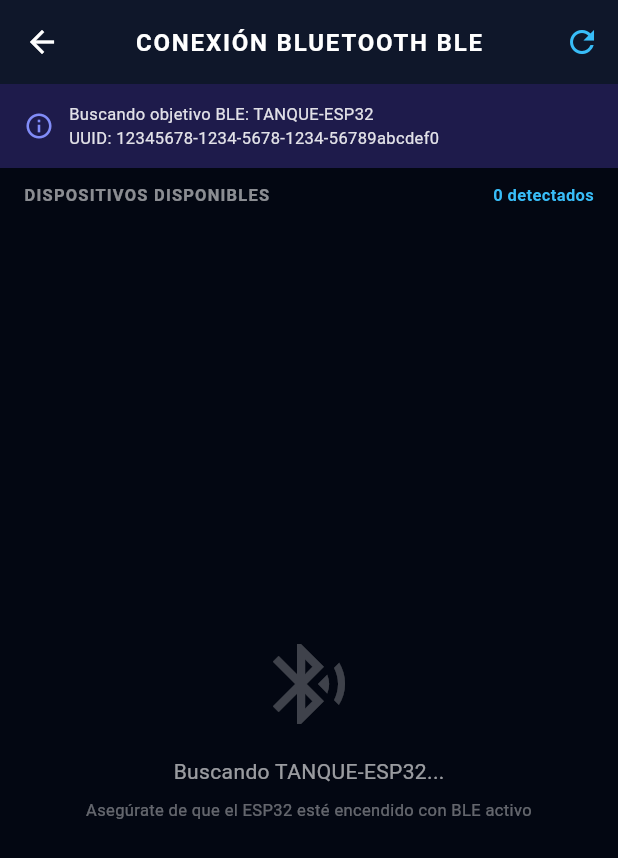
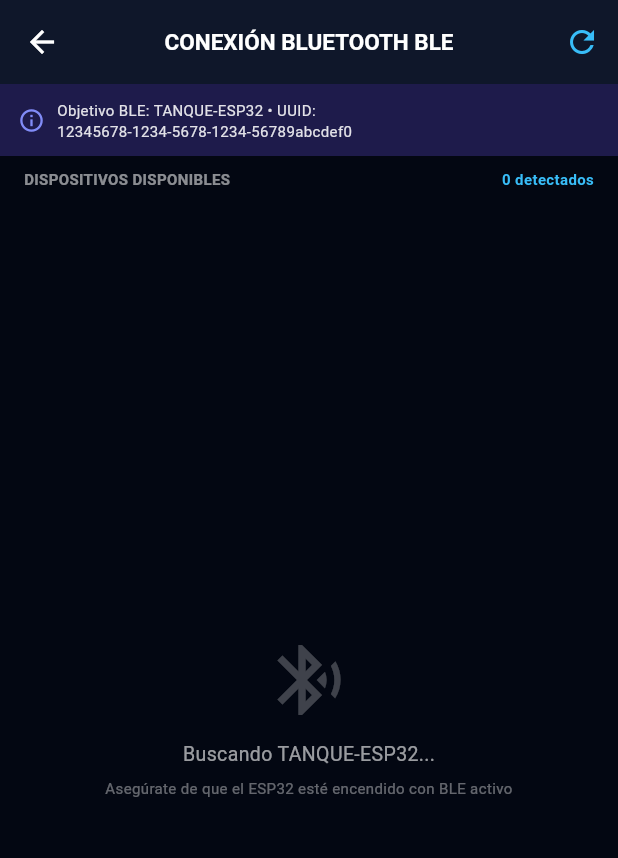
Before and after one commit to LEONEL01295/robot_tec_explorer, a Flutter app: the BluetoothScreen screen opened directly, on a phone screen of 412 x 824 dp. Shown: the top 858 px of the screen. Run offline on Flutter 3.47's test engine with Material 3 defaults, Android fonts, the phone set to English and light mode, and no system bars; drawn by our look-alikes of flutter_animate; our stand-ins replace flutter_blue_plus.

Commit message:
fix: compact responsive layout bounds in bluetooth screen and control screen

```diff
--- a/lib/screens/bluetooth_screen.dart
+++ b/lib/screens/bluetooth_screen.dart
@@ -28,8 +28,7 @@ class _BluetoothScreenState extends State<BluetoothScreen> {
           style: TextStyle(
             color: Colors.white,
             fontWeight: FontWeight.bold,
-            fontSize: 16,
-            letterSpacing: 1.2,
+            fontSize: 15,
           ),
         ),
         actions: [
@@ -40,8 +39,8 @@ class _BluetoothScreenState extends State<BluetoothScreen> {
               return IconButton(
                 icon: isScanning
                     ? const SizedBox(
-                        width: 20,
-                        height: 20,
+                        width: 18,
+                        height: 18,
                         child: CircularProgressIndicator(
                           strokeWidth: 2,
                           color: Color(0xFF38BDF8),
@@ -70,16 +69,16 @@ class _BluetoothScreenState extends State<BluetoothScreen> {
               // Target Device Banner Info
               Container(
                 width: double.infinity,
-                padding: const EdgeInsets.symmetric(horizontal: 16, vertical: 12),
+                padding: const EdgeInsets.symmetric(horizontal: 12, vertical: 10),
                 color: const Color(0xFF1E1B4B),
                 child: Row(
                   children: [
-                    const Icon(Icons.info_outline, color: Color(0xFF818CF8), size: 20),
-                    const SizedBox(width: 10),
+                    const Icon(Icons.info_outline, color: Color(0xFF818CF8), size: 18),
+                    const SizedBox(width: 8),
                     Expanded(
                       child: Text(
-                        "Buscando objetivo BLE: ${RobotBluetoothService.targetDeviceName}\nUUID: ${RobotBluetoothService.targetServiceUuidStr}",
-                        style: TextStyle(color: Colors.white.withValues(alpha: 0.87), fontSize: 11),
+                        "Objetivo BLE: ${RobotBluetoothService.targetDeviceName} • UUID: ${RobotBluetoothService.targetServiceUuidStr}",
+                        style: TextStyle(color: Colors.white.withValues(alpha: 0.87), fontSize: 10),
                         maxLines: 2,
                         overflow: TextOverflow.ellipsis,
                       ),
@@ -91,8 +90,8 @@ class _BluetoothScreenState extends State<BluetoothScreen> {
               // Current Connection Status Card
               if (isConnected && connectedDevice != null)
                 Container(
-                  margin: const EdgeInsets.all(16),
-                  padding: const EdgeInsets.all(16),
+                  margin: const EdgeInsets.symmetric(horizontal: 12, vertical: 8),
+                  padding: const EdgeInsets.all(12),
                   decoration: BoxDecoration(
                     color: const Color(0xFF06B6D4).withValues(alpha: 0.15),
                     borderRadius: BorderRadius.circular(16),
@@ -100,8 +99,8 @@ class _BluetoothScreenState extends State<BluetoothScreen> {
                   ),
                   child: Row(
                     children: [
-                      const Icon(Icons.bluetooth_connected, color: Color(0xFF10B981), size: 36),
-                      const SizedBox(width: 12),
+                      const Icon(Icons.bluetooth_connected, color: Color(0xFF10B981), size: 30),
+                      const SizedBox(width: 10),
                       Expanded(
                         child: Column(
                           crossAxisAlignment: CrossAxisAlignment.start,
@@ -113,31 +112,35 @@ class _BluetoothScreenState extends State<BluetoothScreen> {
                               style: const TextStyle(
                                 color: Colors.white,
                                 fontWeight: FontWeight.bold,
-                                fontSize: 15,
+                                fontSize: 14,
                               ),
                               overflow: TextOverflow.ellipsis,
+                              maxLines: 1,
                             ),
                             Text(
                               connectedDevice.remoteId.str,
-                              style: const TextStyle(color: Colors.white54, fontSize: 11),
+                              style: const TextStyle(color: Colors.white54, fontSize: 10),
                               overflow: TextOverflow.ellipsis,
+                              maxLines: 1,
                             ),
                             Text(
                               "RSSI: ${ble.rssi} dBm",
-                              style: const TextStyle(color: Color(0xFF10B981), fontSize: 11, fontWeight: FontWeight.bold),
+                              style: const TextStyle(color: Color(0xFF10B981), fontSize: 10, fontWeight: FontWeight.bold),
                             ),
                           ],
                         ),
                       ),
-                      const SizedBox(width: 8),
+                      const SizedBox(width: 6),
                       ElevatedButton(
                         onPressed: () => ble.disconnectDevice(),
                         style: ElevatedButton.styleFrom(
                           backgroundColor: const Color(0xFFEF4444),
-                          padding: const EdgeInsets.symmetric(horizontal: 10, vertical: 8),
-                          shape: RoundedRectangleBorder(borderRadius: BorderRadius.circular(10)),
+                          padding: const EdgeInsets.symmetric(horizontal: 8, vertical: 6),
+                          minimumSize: Size.zero,
+                          tapTargetSize: MaterialTapTargetSize.shrinkWrap,
+                          shape: RoundedRectangleBorder(borderRadius: BorderRadius.circular(8)),
                         ),
-                        child: const Text("DESCONECTAR", style: TextStyle(color: Colors.white, fontSize: 10, fontWeight: FontWeight.bold)),
+                        child: const Text("DESCONECTAR", style: TextStyle(color: Colors.white, fontSize: 9, fontWeight: FontWeight.bold)),
                       ),
                     ],
                   ),
@@ -145,26 +148,25 @@ class _BluetoothScreenState extends State<BluetoothScreen> {
 
               // Section Header
               Padding(
-                padding: const EdgeInsets.symmetric(horizontal: 16, vertical: 10),
+                padding: const EdgeInsets.symmetric(horizontal: 16, vertical: 8),
                 child: Row(
-                  mainAxisAlignment: MainAxisAlignment.spaceBetween,
                   children: [
                     Expanded(
                       child: Text(
                         "DISPOSITIVOS DISPONIBLES",
                         style: const TextStyle(
                           color: Colors.white54,
-                          fontSize: 11,
-                          letterSpacing: 0.8,
+                          fontSize: 10,
                           fontWeight: FontWeight.bold,
                         ),
                         overflow: TextOverflow.ellipsis,
+                        maxLines: 1,
                       ),
                     ),
-                    const SizedBox(width: 8),
+                    const SizedBox(width: 6),
                     Text(
                       "${results.length} detectados",
-                      style: const TextStyle(color: Color(0xFF38BDF8), fontSize: 11, fontWeight: FontWeight.bold),
+                      style: const TextStyle(color: Color(0xFF38BDF8), fontSize: 10, fontWeight: FontWeight.bold),
                     ),
                   ],
                 ),
@@ -175,25 +177,25 @@ class _BluetoothScreenState extends State<BluetoothScreen> {
                 child: results.isEmpty
                     ? Center(
                         child: Padding(
-                          padding: const EdgeInsets.all(24.0),
+                          padding: const EdgeInsets.all(20.0),
                           child: Column(
                             mainAxisAlignment: MainAxisAlignment.center,
                             children: [
                               const Icon(
                                 Icons.bluetooth_searching,
                                 color: Colors.white24,
-                                size: 64,
+                                size: 56,
                               ).animate(onPlay: (c) => c.repeat(reverse: true))
                                .scale(begin: const Offset(1, 1), end: const Offset(1.1, 1.1), duration: 1000.ms),
-                              const SizedBox(height: 16),
+                              const SizedBox(height: 12),
                               const Text(
                                 "Buscando TANQUE-ESP32...",
-                                style: TextStyle(color: Colors.white60, fontSize: 14),
+                                style: TextStyle(color: Colors.white60, fontSize: 13),
                               ),
-                              const SizedBox(height: 8),
+                              const SizedBox(height: 6),
                               const Text(
                                 "Asegúrate de que el ESP32 esté encendido con BLE activo",
-                                style: TextStyle(color: Colors.white38, fontSize: 11),
+                                style: TextStyle(color: Colors.white38, fontSize: 10),
                                 textAlign: TextAlign.center,
                               ),
                             ],
@@ -201,7 +203,7 @@ class _BluetoothScreenState extends State<BluetoothScreen> {
                         ),
                       )
                     : ListView.builder(
-                        padding: const EdgeInsets.symmetric(horizontal: 16, vertical: 8),
+                        padding: const EdgeInsets.symmetric(horizontal: 12, vertical: 6),
                         itemCount: results.length,
                         itemBuilder: (context, index) {
                           final result = results[index];
@@ -221,13 +223,13 @@ class _BluetoothScreenState extends State<BluetoothScreen> {
                                 width: isTarget ? 1.5 : 1,
                               ),
                             ),
-                            margin: const EdgeInsets.only(bottom: 12),
+                            margin: const EdgeInsets.only(bottom: 8),
                             child: Padding(
-                              padding: const EdgeInsets.all(12),
+                              padding: const EdgeInsets.symmetric(horizontal: 10, vertical: 10),
                               child: Row(
                                 children: [
                                   Container(
-                                    padding: const EdgeInsets.all(8),
+                                    padding: const EdgeInsets.all(6),
                                     decoration: BoxDecoration(
                                       color: isTarget ? const Color(0xFF06B6D4).withValues(alpha: 0.2) : Colors.white10,
                                       shape: BoxShape.circle,
@@ -235,10 +237,10 @@ class _BluetoothScreenState extends State<BluetoothScreen> {
                                     child: Icon(
                                       isTarget ? Icons.directions_car : Icons.bluetooth,
                                       color: isTarget ? const Color(0xFF38BDF8) : Colors.white54,
-                                      size: 20,
+                                      size: 18,
                                     ),
                                   ),
-                                  const SizedBox(width: 12),
+                                  const SizedBox(width: 8),
                                   Expanded(
                                     child: Column(
                                       crossAxisAlignment: CrossAxisAlignment.start,
@@ -248,25 +250,27 @@ class _BluetoothScreenState extends State<BluetoothScreen> {
                                           style: TextStyle(
                                             color: isTarget ? Colors.white : Colors.white.withValues(alpha: 0.87),
                                             fontWeight: isTarget ? FontWeight.bold : FontWeight.normal,
-                                            fontSize: 13,
+                                            fontSize: 12,
                                           ),
                                           overflow: TextOverflow.ellipsis,
+                                          maxLines: 1,
                                         ),
                                         Text(
                                           "${device.remoteId.str} • ${result.rssi} dBm",
                                           style: const TextStyle(color: Colors.white38, fontSize: 10),
                                           overflow: TextOverflow.ellipsis,
+                                          maxLines: 1,
                                         ),
                                       ],
                                     ),
                                   ),
-                                  const SizedBox(width: 8),
+                                  const SizedBox(width: 6),
                                   isThisConnected
-                                      ? const Icon(Icons.check_circle, color: Color(0xFF10B981), size: 24)
+                                      ? const Icon(Icons.check_circle, color: Color(0xFF10B981), size: 20)
                                       : isConnecting
                                           ? const SizedBox(
-                                              width: 18,
-                                              height: 18,
+                                              width: 16,
+                                              height: 16,
                                               child: CircularProgressIndicator(strokeWidth: 2, color: Color(0xFF06B6D4)),
                                             )
                                           : ElevatedButton(
@@ -283,15 +287,17 @@ class _BluetoothScreenState extends State<BluetoothScreen> {
                                               },
                                               style: ElevatedButton.styleFrom(
                                                 backgroundColor: isTarget ? const Color(0xFF06B6D4) : const Color(0xFF334155),
-                                                padding: const EdgeInsets.symmetric(horizontal: 12, vertical: 8),
-                                                shape: RoundedRectangleBorder(borderRadius: BorderRadius.circular(10)),
+                                                padding: const EdgeInsets.symmetric(horizontal: 10, vertical: 6),
+                                                minimumSize: Size.zero,
+                                                tapTargetSize: MaterialTapTargetSize.shrinkWrap,
+                                                shape: RoundedRectangleBorder(borderRadius: BorderRadius.circular(8)),
                                               ),
                                               child: Text(
                                                 "CONECTAR",
                                                 style: TextStyle(
                                                   color: isTarget ? Colors.black : Colors.white,
                                                   fontWeight: FontWeight.bold,
-                                                  fontSize: 10,
+                                                  fontSize: 9,
                                                 ),
                                               ),
                                             ),
```
Also changed, not shown: lib/screens/control_screen.dart (+34 -25 lines).
